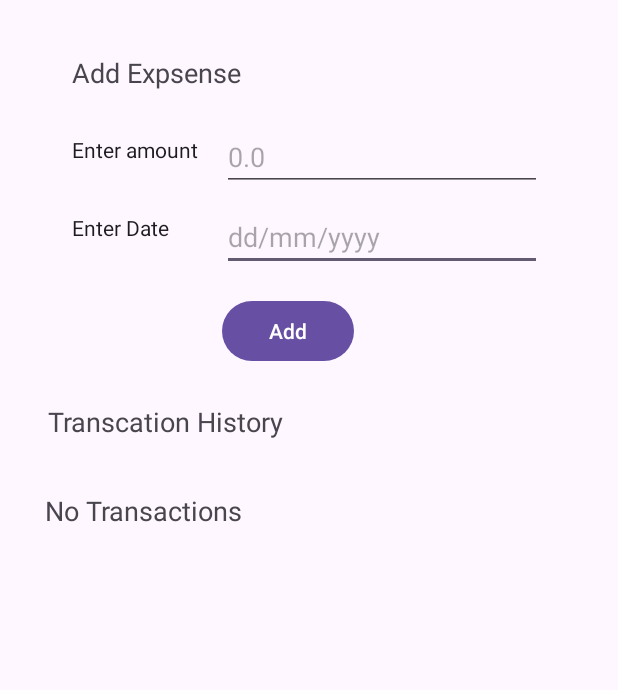
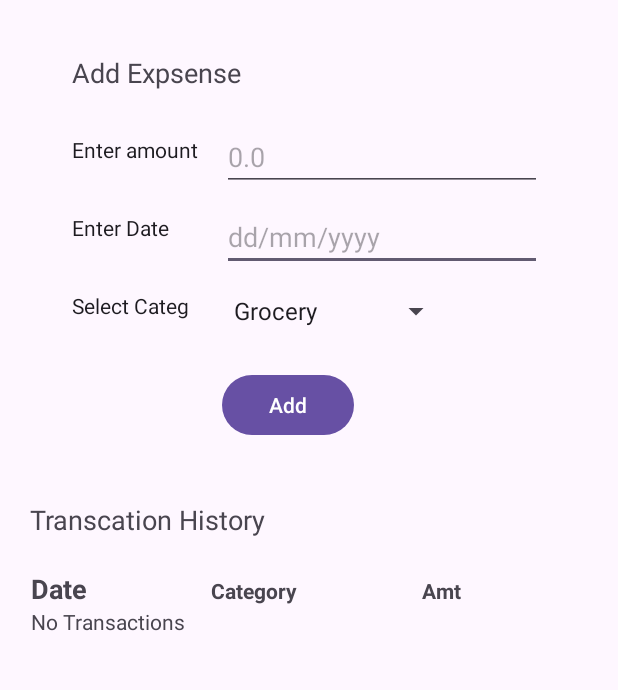
Before and after one commit to Arj2001/android-lab-wrks, an Android app: the screen it shows after launch (MainActivity), on a phone screen of 412 x 824 dp, the part 140-830 px from its top. Run offline under Robolectric (Android 15) with nearby library versions, the light colour scheme and no system bars.

Commit message:
front pg with categoris

```diff
--- a/ExpenseTrackerProject/app/src/main/java/com/example/expensetrackerproject/DataBaseConnection.java
+++ b/ExpenseTrackerProject/app/src/main/java/com/example/expensetrackerproject/DataBaseConnection.java
@@ -20,7 +20,7 @@ public class DataBaseConnection extends SQLiteOpenHelper {
 
     @Override
     public void onCreate(SQLiteDatabase db) {
-        String CREATE_TABLE = "CREATE TABLE expenses (id Integer Primary Key Autoincrement, date Text, amount Real)";
+        String CREATE_TABLE = "CREATE TABLE expenses (id Integer Primary Key Autoincrement, date Text, categ Text, amount Real)";
         db.execSQL(CREATE_TABLE);
 
     }
@@ -32,10 +32,10 @@ public class DataBaseConnection extends SQLiteOpenHelper {
         onCreate(db);
     }
 
-    public void addExpenses(String date, double amount){
-        String SQL = "INSERT INTO expenses (date, amount) VALUES (?, ?)";
+    public void addExpenses(String date, double amount, String categ){
+        String SQL = "INSERT INTO expenses (date, amount, categ) VALUES (?, ?, ?)";
         SQLiteDatabase db = this.getWritableDatabase();
-        db.execSQL(SQL, new Object[]{date, amount});
+        db.execSQL(SQL, new Object[]{date, amount, categ});
         db.close();
     }
 }
--- a/ExpenseTrackerProject/app/src/main/java/com/example/expensetrackerproject/MainActivity.java
+++ b/ExpenseTrackerProject/app/src/main/java/com/example/expensetrackerproject/MainActivity.java
@@ -2,11 +2,15 @@ package com.example.expensetrackerproject;
 
 import android.app.DatePickerDialog;
 import android.database.Cursor;
-import android.os.Build;
 import android.os.Bundle;
+import android.view.View;
+import android.widget.AdapterView;
 import android.widget.Button;
 import android.widget.DatePicker;
 import android.widget.LinearLayout;
+import android.widget.Spinner;
+import android.widget.TableLayout;
+import android.widget.TableRow;
 import android.widget.TextView;
 import android.widget.Toast;
 
@@ -17,18 +21,18 @@ import androidx.core.view.ViewCompat;
 import androidx.core.view.WindowInsetsCompat;
 
 import java.text.SimpleDateFormat;
-import java.time.LocalDate;
 import java.util.Calendar;
-import java.util.Date;
 
 public class MainActivity extends AppCompatActivity {
 
     Button addBtn;
     TextView amountView;
     TextView dateView;
+    Spinner categView;
+    String categorySelected;
     DataBaseConnection dataBaseConnection = new DataBaseConnection(this);
     SimpleDateFormat dateFormat = new SimpleDateFormat("dd/MM/yyyy");
-    LinearLayout transactionLayout;
+    TableLayout tableLayout;
 
     @Override
     protected void onCreate(Bundle savedInstanceState) {
@@ -43,10 +47,23 @@ public class MainActivity extends AppCompatActivity {
         addBtn = findViewById(R.id.addBtn);
         amountView = findViewById(R.id.editAmount);
         dateView = findViewById(R.id.editDate);
-        transactionLayout = findViewById(R.id.transcationViewLayout);
+        tableLayout = findViewById(R.id.tableViewLayout);
+        categView = findViewById(R.id.selectCateg);
         viewTransactions();
         dateView.setOnClickListener(v->{
             showDatePicker();
+        });
+
+        categView.setOnItemSelectedListener(new AdapterView.OnItemSelectedListener() {
+            @Override
+            public void onItemSelected(AdapterView<?> parent, View view, int position, long id) {
+                categorySelected = parent.getSelectedItem().toString();
+            }
+
+            @Override
+            public void onNothingSelected(AdapterView<?> parent) {
+
+            }
         });
 
         addBtn.setOnClickListener(v->{
@@ -55,33 +72,36 @@ public class MainActivity extends AppCompatActivity {
 
     }
 
+    private TextView createTableTextView(String text){
+        TextView textView = new TextView(this);
+        textView.setLayoutParams(new TableRow.LayoutParams(
+                TableRow.LayoutParams.WRAP_CONTENT,
+                TableRow.LayoutParams.WRAP_CONTENT
+        ));
+//        textView.setTextSize(18); // optional
+//        textView.setPadding(20, 20, 20, 20);
+        textView.setText(text);
+        return textView;
+    }
     private void viewTransactions() {
-        transactionLayout.removeAllViews();
+        tableLayout.removeViews(1, tableLayout.getChildCount() - 1);
         String SQL = "SELECT * FROM expenses";
         Cursor cursor = dataBaseConnection.getReadableDatabase().rawQuery(SQL, null);
-        TextView textView = new TextView(this);
-        textView.setLayoutParams(new LinearLayout.LayoutParams(
-                LinearLayout.LayoutParams.WRAP_CONTENT,
-                LinearLayout.LayoutParams.WRAP_CONTENT
-        ));
-        textView.setTextSize(18); // optional
-        textView.setPadding(20, 20, 20, 20);
+
         if(cursor.getCount() == 0){
-            textView.setText("No Transactions");
-            transactionLayout.addView(textView);
+            tableLayout.addView(createTableTextView("No Transactions"));
             return;
         }
         while(cursor.moveToNext()){
-            TextView transactionDetailsView = new TextView(this);
-            transactionDetailsView.setLayoutParams(new LinearLayout.LayoutParams(
-                    LinearLayout.LayoutParams.WRAP_CONTENT,
-                    LinearLayout.LayoutParams.WRAP_CONTENT
+            TableRow tableRow = new TableRow(this);
+            tableRow.setLayoutParams(new TableRow.LayoutParams(
+                    TableRow.LayoutParams.MATCH_PARENT,
+                    TableRow.LayoutParams.WRAP_CONTENT
             ));
-            transactionDetailsView.setTextSize(18); // optional
-            transactionDetailsView.setPadding(20, 20, 20, 20);
-            String val = cursor.getString(1) + "\t\t\t" + cursor.getDouble(2);
-            transactionDetailsView.setText(val);
-            transactionLayout.addView(transactionDetailsView);
+            tableRow.addView(createTableTextView(cursor.getString(1)));
+            tableRow.addView(createTableTextView(cursor.getString(2)));
+            tableRow.addView(createTableTextView(cursor.getString(3)));
+            tableLayout.addView(tableRow);
         }
         cursor.close();
     }
@@ -93,7 +113,7 @@ public class MainActivity extends AppCompatActivity {
             Toast.makeText(this, "Please enter all field", Toast.LENGTH_SHORT).show();
             return;
         }
-        dataBaseConnection.addExpenses(date, amount);
+        dataBaseConnection.addExpenses(date, amount, categorySelected);
         viewTransactions();
         Toast.makeText(this, "Expense added successfully", Toast.LENGTH_SHORT).show();
 
--- a/ExpenseTrackerProject/app/src/main/res/layout/activity_main.xml
+++ b/ExpenseTrackerProject/app/src/main/res/layout/activity_main.xml
@@ -6,6 +6,17 @@
     android:layout_width="match_parent"
     android:layout_height="match_parent"
     tools:context=".MainActivity">
+
+    <TextView
+        android:id="@+id/textView7"
+        android:layout_width="88dp"
+        android:layout_height="32dp"
+        android:layout_marginStart="48dp"
+        android:layout_marginTop="72dp"
+        android:text="Select Categ"
+        android:textAppearance="@style/TextAppearance.AppCompat.Body1"
+        app:layout_constraintStart_toStartOf="parent"
+        app:layout_constraintTop_toBottomOf="@+id/textView4" />
 
     <TextView
         android:id="@+id/textView5"
@@ -82,10 +93,10 @@
         android:layout_width="wrap_content"
         android:layout_height="wrap_content"
         android:layout_marginStart="148dp"
-        android:layout_marginTop="16dp"
+        android:layout_marginTop="20dp"
         android:text="Add"
         app:layout_constraintStart_toStartOf="parent"
-        app:layout_constraintTop_toBottomOf="@+id/editDate" />
+        app:layout_constraintTop_toBottomOf="@+id/selectCateg" />
 
     <androidx.constraintlayout.widget.Group
         android:id="@+id/group"
@@ -97,27 +108,65 @@
         android:id="@+id/textView6"
         android:layout_width="189dp"
         android:layout_height="34dp"
-        android:layout_marginStart="32dp"
-        android:layout_marginTop="24dp"
+        android:layout_marginStart="20dp"
+        android:layout_marginTop="40dp"
         android:text="Transcation History"
         android:textAppearance="@style/TextAppearance.AppCompat.Medium"
         app:layout_constraintStart_toStartOf="parent"
         app:layout_constraintTop_toBottomOf="@+id/addBtn" />
 
-    <HorizontalScrollView
+    <ScrollView
         android:id="@+id/horizontalScrollView"
-        android:layout_width="379dp"
-        android:layout_height="265dp"
+        android:layout_width="370dp"
+        android:layout_height="175dp"
         android:layout_marginTop="12dp"
         app:layout_constraintEnd_toEndOf="parent"
+        app:layout_constraintHorizontal_bias="0.487"
         app:layout_constraintStart_toStartOf="parent"
         app:layout_constraintTop_toBottomOf="@+id/textView6">
 
-        <LinearLayout
-            android:id="@+id/transcationViewLayout"
+        <TableLayout
+            android:id="@+id/tableViewLayout"
             android:layout_width="wrap_content"
-            android:layout_height="match_parent"
-            android:orientation="vertical"></LinearLayout>
-    </HorizontalScrollView>
+            android:layout_height="wrap_content"
+            android:orientation="vertical"
+            android:stretchColumns="*">
+
+            <TableRow
+                android:id="@+id/tableHeader"
+                android:layout_width="match_parent"
+                android:layout_height="wrap_content">
+
+                <TextView
+                    android:layout_width="wrap_content"
+                    android:layout_height="wrap_content"
+                    android:text="Date"
+                    android:textAppearance="@style/TextAppearance.AppCompat.Medium"
+                    android:textStyle="bold" />
+
+                <TextView
+                    android:layout_width="wrap_content"
+                    android:layout_height="wrap_content"
+                    android:text="Category"
+                    android:textStyle="bold" />
+
+                <TextView
+                    android:layout_width="wrap_content"
+                    android:layout_height="wrap_content"
+                    android:text="Amt"
+                    android:textStyle="bold" />
+            </TableRow>
+        </TableLayout>
+    </ScrollView>
+
+    <Spinner
+        android:id="@+id/selectCateg"
+        android:layout_width="153dp"
+        android:layout_height="37dp"
+        android:layout_marginStart="12dp"
+        android:layout_marginTop="8dp"
+        android:entries="@array/categ_items"
+        app:layout_constraintStart_toEndOf="@+id/textView7"
+        app:layout_constraintTop_toBottomOf="@+id/editDate" />
 
 </androidx.constraintlayout.widget.ConstraintLayout>
--- /dev/null
+++ b/ExpenseTrackerProject/app/src/main/res/values/categories.xml
@@ -0,0 +1,10 @@
+<?xml version="1.0" encoding="utf-8"?>
+<resources>
+  <string-array name="categ_items">
+      <item>Grocery</item>
+      <item>Food</item>
+      <item>Travel</item>
+      <item>Personal</item>
+      <item>Other</item>
+  </string-array>
+</resources>
```
